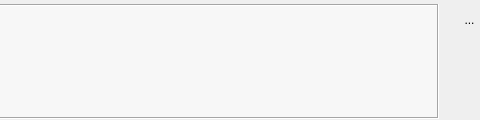
Old version of the form UiQT4/desWidgetPlusieursInto.ui in the repository SalomePlatform/eficas_tools; both pictures show x 346 to 826 and y 0 to 120 of the 826 by 120 pixel window.
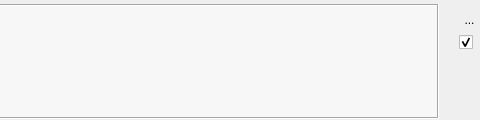
New version of the form. Icons and pictures are not drawn. Custom widgets are drawn as their Qt base class.

The edit to the form file:
```diff
--- a/UiQT4/desWidgetPlusieursInto.ui
+++ b/UiQT4/desWidgetPlusieursInto.ui
@@ -261,6 +261,16 @@
        </property>
       </widget>
      </item>
+     <item>
+      <widget class="QCheckBox" name="CBCheck">
+       <property name="text">
+        <string/>
+       </property>
+       <property name="checked">
+        <bool>true</bool>
+       </property>
+      </widget>
+     </item>
      <item>
       <spacer name="verticalSpacer_2">
        <property name="orientation">
```
